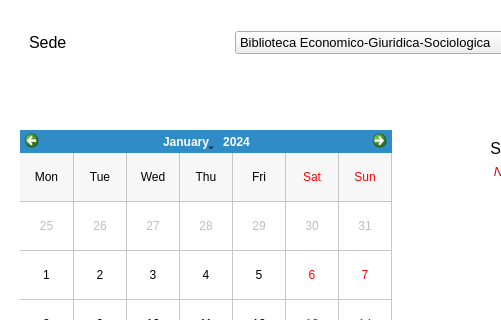
Above: View/Studente/UI files/prenotazione.ui from FrancescoFinizii/Biblioteca-universitaria before the change; both pictures show x 0 to 501 and y 267 to 587 of the 800 by 875 pixel window. Below: the same form after it.
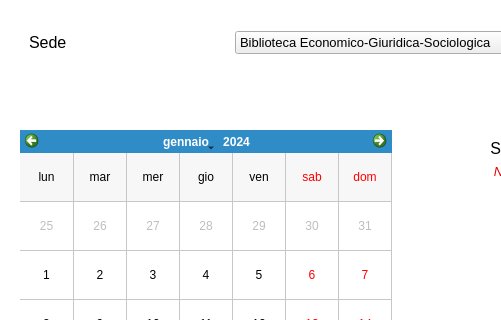
That is the form after the change.

Patch:
```diff
--- a/View/Studente/UI files/prenotazione.ui
+++ b/View/Studente/UI files/prenotazione.ui
@@ -212,7 +212,10 @@
          <bool>true</bool>
         </property>
         <property name="styleSheet">
-         <string notr="true">background-color: None;</string>
+         <string notr="true"/>
+        </property>
+        <property name="locale">
+         <locale language="Italian" country="Italy"/>
         </property>
         <property name="gridVisible">
          <bool>true</bool>
```
